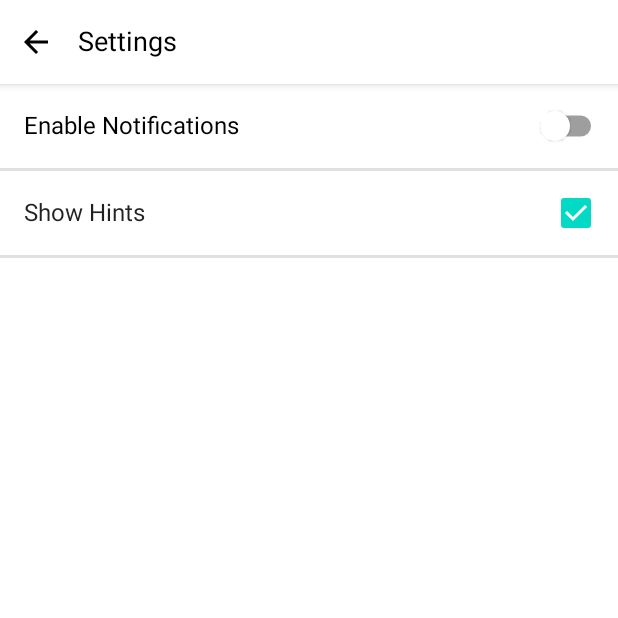
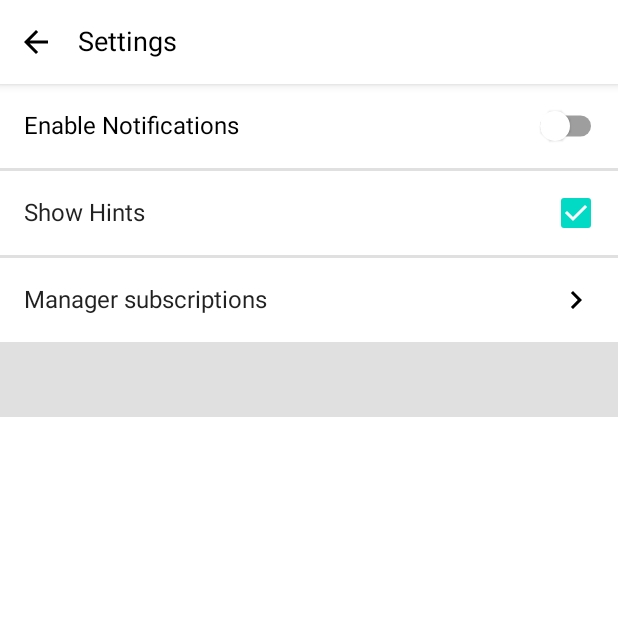
Before and after one commit to manoflogan/ComposeAuthentication, an Android app built with Jetpack Compose: the screen it shows after launch (MainActivity), on a phone screen of 412 x 824 dp, the top half of it. Run offline under Robolectric (Android 15) with nearby library versions, the phone set to English and light mode, and no system bars.

Commit message:
[Step 8] Adding SectionSpacer composable.

```diff
--- a/app/src/main/java/com/manoflogan/compose/authentication/composables/Settings.kt
+++ b/app/src/main/java/com/manoflogan/compose/authentication/composables/Settings.kt
@@ -1,5 +1,8 @@
 package com.manoflogan.compose.authentication.composables
 
+import androidx.compose.foundation.background
+import androidx.compose.foundation.clickable
+import androidx.compose.foundation.layout.Box
 import androidx.compose.foundation.layout.Column
 import androidx.compose.foundation.layout.PaddingValues
 import androidx.compose.foundation.layout.Row
@@ -22,6 +25,7 @@ import androidx.compose.material.Text
 import androidx.compose.material.TopAppBar
 import androidx.compose.material.icons.Icons
 import androidx.compose.material.icons.filled.ArrowBack
+import androidx.compose.material.icons.filled.KeyboardArrowRight
 import androidx.compose.material.rememberScaffoldState
 import androidx.compose.runtime.Composable
 import androidx.compose.runtime.collectAsState
@@ -103,10 +107,21 @@ fun SettingsList(uiState: SettingsState, viewModel: SettingsViewModel, modifier:
                 modifier = Modifier.fillMaxWidth()
             )
             Divider(thickness = 2.dp)
+            ManageSubscriptions(
+                title = stringResource(id = R.string.manage_subscriptions),
+                accessibilityString = stringResource(id = R.string.manage_subscriptions_accessibility),
+                onClick = {  },
+                modifier = Modifier.fillMaxWidth()
+            )
+            Divider(thickness = 2.dp)
+            SectionSpacer(modifier = Modifier.fillMaxWidth())
         }
     }
 }
 
+/**
+ * "Enable" notifications composable.
+ */
 @Composable
 fun NotificationSettingsComposable(title: String, accessibilityString: String, checked: Boolean, onCheckedChanged: (Boolean) -> Unit, modifier: Modifier = Modifier) {
     SettingsItem(modifier = modifier) {
@@ -132,6 +147,9 @@ fun NotificationSettingsComposable(title: String, accessibilityString: String, c
     }
 }
 
+/**
+ * Enable hints composable
+ */
 @Composable
 fun EnableHintsComposable(enableHintsTitle: String, accessibilityString: String, checked: Boolean,
                           onValueChecked: (Boolean) -> Unit, modifier: Modifier = Modifier) {
@@ -154,6 +172,30 @@ fun EnableHintsComposable(enableHintsTitle: String, accessibilityString: String,
 }
 
 /**
+ * Manage subscriptions screen
+ */
+@Composable
+fun ManageSubscriptions(title: String, accessibilityString: String, onClick: () -> Unit, modifier: Modifier) {
+    SettingsItem(modifier = modifier) {
+        Row(
+            verticalAlignment = Alignment.CenterVertically,
+            modifier = modifier
+                .clickable(onClickLabel = accessibilityString, role = Role.Button) {
+                    onClick()
+                }
+                .padding(16.dp)
+        ) {
+            Text(text = title, modifier = modifier.weight(1f))
+            Icon(
+                tint = MaterialTheme.colors.onSurface,
+                imageVector = Icons.Default.KeyboardArrowRight,
+                contentDescription = null
+            )
+        }
+    }
+}
+
+/**
  * Common composable for settings items.
  */
 @Composable
@@ -163,3 +205,10 @@ fun SettingsItem(modifier: Modifier, content: @Composable ()-> Unit) {
         content()
     }
 }
+
+@Composable
+fun SectionSpacer(modifier: Modifier) {
+    Box(modifier = modifier
+        .heightIn(48.dp)
+        .background(MaterialTheme.colors.onSurface.copy(alpha = 0.12f)))
+}
--- a/app/src/main/res/values/strings.xml
+++ b/app/src/main/res/values/strings.xml
@@ -12,4 +12,6 @@
     <string name="show_hints">Show Hints</string>
     <string name="hints_enabled">Hints enabled</string>
     <string name="hints_disabled">Hints disabled</string>
+    <string name="manage_subscriptions">Manager subscriptions</string>
+    <string name="manage_subscriptions_accessibility">Open subscriptions</string>
 </resources>
```
